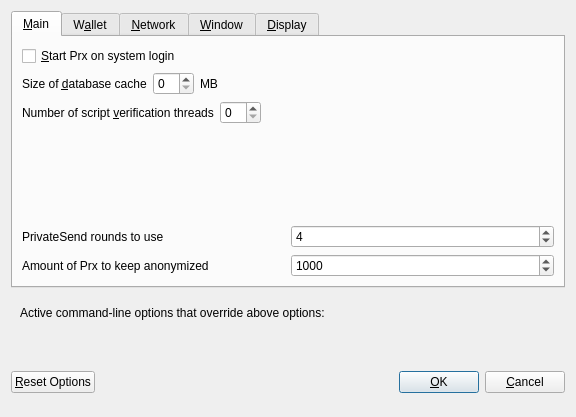
Before: the Qt Designer form src/qt/forms/optionsdialog.ui in ProxyNode/proxynode, drawn with Qt 5.
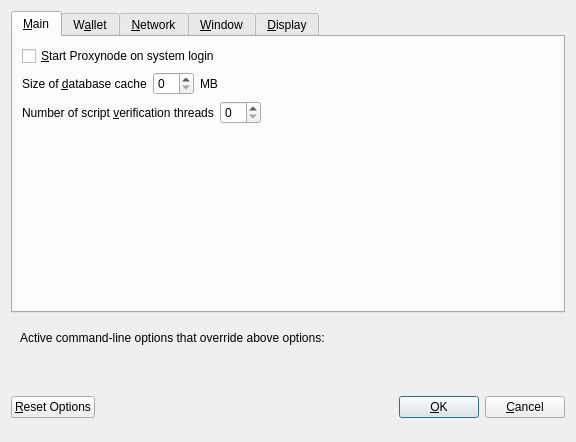
After: the same form once the commit is applied. Custom widgets are drawn as their Qt base class.

```diff
--- a/src/qt/forms/optionsdialog.ui
+++ b/src/qt/forms/optionsdialog.ui
@@ -7,7 +7,7 @@
     <x>0</x>
     <y>0</y>
     <width>576</width>
-    <height>417</height>
+    <height>442</height>
    </rect>
   </property>
   <property name="windowTitle">
@@ -33,7 +33,7 @@
           <string>Automatically start Prx after logging in to the system.</string>
          </property>
          <property name="text">
-          <string>&amp;Start Prx on system login</string>
+          <string>&amp;Start Proxynode on system login</string>
          </property>
         </widget>
        </item>
@@ -130,75 +130,6 @@
          </property>
         </spacer>
        </item>
-       <item>
-        <layout class="QHBoxLayout" name="horizontalLayout_4_Main">
-         <item>
-          <widget class="QLabel" name="label">
-           <property name="toolTip">
-            <string>This setting determines the amount of individual masternodes that an input will be anonymized through.&lt;br/&gt;More rounds of anonymization gives a higher degree of privacy, but also costs more in fees.</string>
-           </property>
-           <property name="text">
-            <string>PrivateSend rounds to use</string>
-           </property>
-          </widget>
-         </item>
-         <item>
-          <widget class="QSpinBox" name="privatesendRounds">
-           <property name="minimum">
-            <number>2</number>
-           </property>
-           <property name="maximum">
-            <number>8</number>
-           </property>
-           <property name="value">
-            <number>4</number>
-           </property>
-          </widget>
-         </item>
-        </layout>
-       </item>
-       <item>
-        <layout class="QHBoxLayout" name="horizontalLayout">
-         <item>
-          <widget class="QLabel" name="label_2">
-           <property name="toolTip">
-            <string>This amount acts as a threshold to turn off PrivateSend once it's reached.</string>
-           </property>
-           <property name="statusTip">
-            <string notr="true"/>
-           </property>
-           <property name="whatsThis">
-            <string notr="true"/>
-           </property>
-           <property name="accessibleName">
-            <string notr="true"/>
-           </property>
-           <property name="accessibleDescription">
-            <string notr="true"/>
-           </property>
-           <property name="text">
-            <string>Amount of Prx to keep anonymized</string>
-           </property>
-          </widget>
-         </item>
-         <item>
-          <widget class="QSpinBox" name="anonymizePrx">
-           <property name="minimum">
-            <number>100</number>
-           </property>
-           <property name="maximum">
-            <number>100000</number>
-           </property>
-           <property name="singleStep">
-            <number>100</number>
-           </property>
-           <property name="value">
-            <number>1000</number>
-           </property>
-          </widget>
-         </item>
-        </layout>
-       </item>
       </layout>
      </widget>
      <widget class="QWidget" name="tabWallet">
```
Left out of the diff: 74 changed lines with no effect on the pictures.
